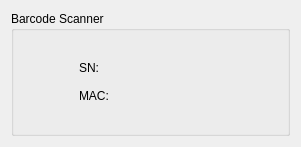
First picture: the form in Robot_v1/ccd.ui, repository wayneliu0512/Robot_v1, before the edit.
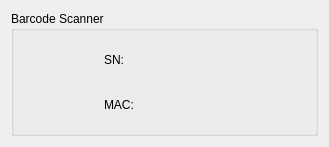
Second picture: the form after the edit. Icons and pictures are not drawn. Custom widgets are drawn as their Qt base class.

Diff of the .ui file:
```diff
--- a/Robot_v1/ccd.ui
+++ b/Robot_v1/ccd.ui
@@ -6,7 +6,7 @@
    <rect>
     <x>0</x>
     <y>0</y>
-    <width>301</width>
+    <width>329</width>
     <height>147</height>
    </rect>
   </property>
@@ -16,6 +16,12 @@
     <verstretch>0</verstretch>
    </sizepolicy>
   </property>
+  <property name="maximumSize">
+   <size>
+    <width>16777215</width>
+    <height>16777215</height>
+   </size>
+  </property>
   <property name="windowTitle">
    <string>Form</string>
   </property>
@@ -39,6 +45,12 @@
           </item>
           <item>
            <widget class="QLabel" name="label_SN">
+            <property name="minimumSize">
+             <size>
+              <width>150</width>
+              <height>0</height>
+             </size>
+            </property>
             <property name="text">
              <string/>
             </property>
@@ -57,6 +69,12 @@
           </item>
           <item>
            <widget class="QLabel" name="label_MAC">
+            <property name="minimumSize">
+             <size>
+              <width>150</width>
+              <height>0</height>
+             </size>
+            </property>
             <property name="text">
              <string/>
             </property>
@@ -76,8 +94,8 @@
         </property>
         <property name="maximumSize">
          <size>
-          <width>50</width>
-          <height>50</height>
+          <width>75</width>
+          <height>16777215</height>
          </size>
         </property>
         <property name="text">
```
Left out of the diff: 2 changed lines with no effect on the pictures.
